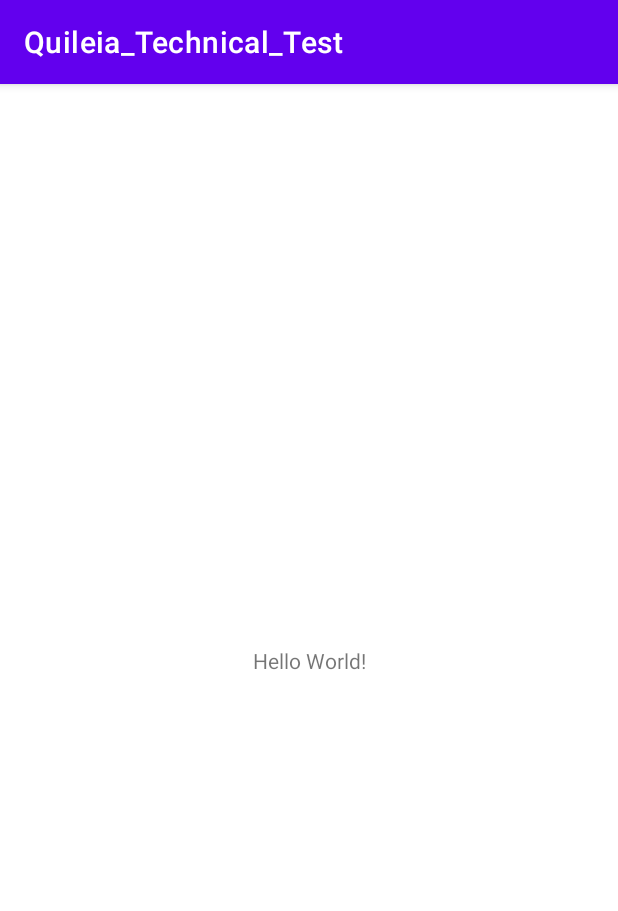
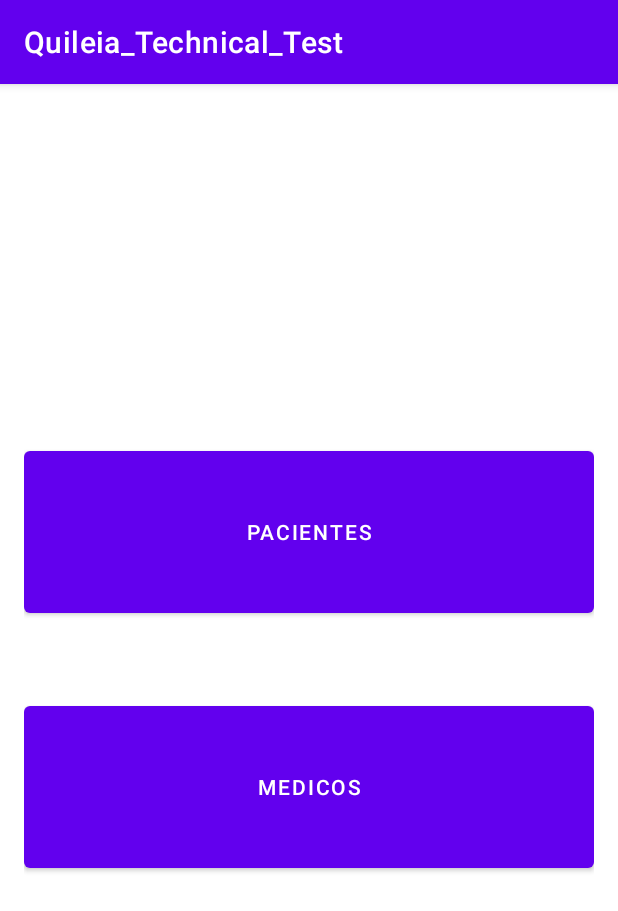
Before and after one commit to jpsalamanca99/QuileiaTechnicalTest, an Android app: the screen it shows after launch (MainActivity), on a phone screen of 412 x 824 dp. Shown: the top 911 px of the screen. Run offline under Robolectric (Android 15) with nearby library versions, the phone set to English and light mode, and no system bars.

Commit message:
Creacion de activitys
Se crearon las activitys que mostraran las listas de pacientes y de medicos

```diff
--- a/Quileia_Technical_Test/app/src/main/AndroidManifest.xml
+++ b/Quileia_Technical_Test/app/src/main/AndroidManifest.xml
@@ -9,6 +9,8 @@
         android:roundIcon="@mipmap/ic_launcher_round"
         android:supportsRtl="true"
         android:theme="@style/Theme.Quileia_Technical_Test">
+        <activity android:name=".Medics"></activity>
+        <activity android:name=".Patients" />
         <activity android:name=".MainActivity">
             <intent-filter>
                 <action android:name="android.intent.action.MAIN" />
--- a/Quileia_Technical_Test/app/src/main/res/layout/activity_main.xml
+++ b/Quileia_Technical_Test/app/src/main/res/layout/activity_main.xml
@@ -1,18 +1,26 @@
 <?xml version="1.0" encoding="utf-8"?>
-<androidx.constraintlayout.widget.ConstraintLayout xmlns:android="http://schemas.android.com/apk/res/android"
-    xmlns:app="http://schemas.android.com/apk/res-auto"
+<LinearLayout xmlns:android="http://schemas.android.com/apk/res/android"
     xmlns:tools="http://schemas.android.com/tools"
     android:layout_width="match_parent"
     android:layout_height="match_parent"
+    android:orientation="vertical"
+    android:gravity="center"
+    android:paddingLeft="16dp"
+    android:paddingTop="16dp"
+    android:paddingRight="16dp"
+    android:paddingBottom="16dp"
     tools:context=".MainActivity">
 
-    <TextView
-        android:layout_width="wrap_content"
-        android:layout_height="wrap_content"
-        android:text="Hello World!"
-        app:layout_constraintBottom_toBottomOf="parent"
-        app:layout_constraintLeft_toLeftOf="parent"
-        app:layout_constraintRight_toRightOf="parent"
-        app:layout_constraintTop_toTopOf="parent" />
+    <Button
+        android:id="@+id/buttonPatients"
+        android:layout_width="match_parent"
+        android:layout_height="120dp"
+        android:layout_marginBottom="50dp"
+        android:text="Pacientes" />
 
-</androidx.constraintlayout.widget.ConstraintLayout>
+    <Button
+        android:id="@+id/buttonMedics"
+        android:layout_width="match_parent"
+        android:layout_height="120dp"
+        android:text="Medicos" />
+</LinearLayout>
```
Also changed, not shown: Quileia_Technical_Test/app/src/main/java/com/example/quileia_technical_test/Medics.java (added, +14 -0 lines), Quileia_Technical_Test/app/src/main/java/com/example/quileia_technical_test/Patients.java (added, +14 -0 lines), Quileia_Technical_Test/app/src/main/res/layout/activity_medics.xml (added, +9 -0 lines), Quileia_Technical_Test/app/src/main/res/layout/activity_patients.xml (added, +9 -0 lines).
